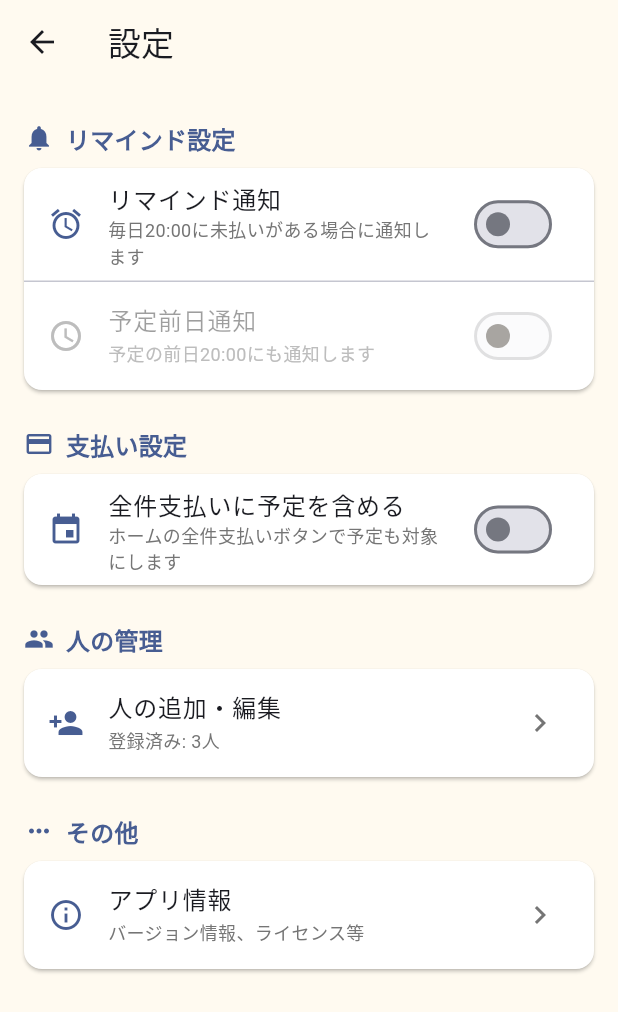
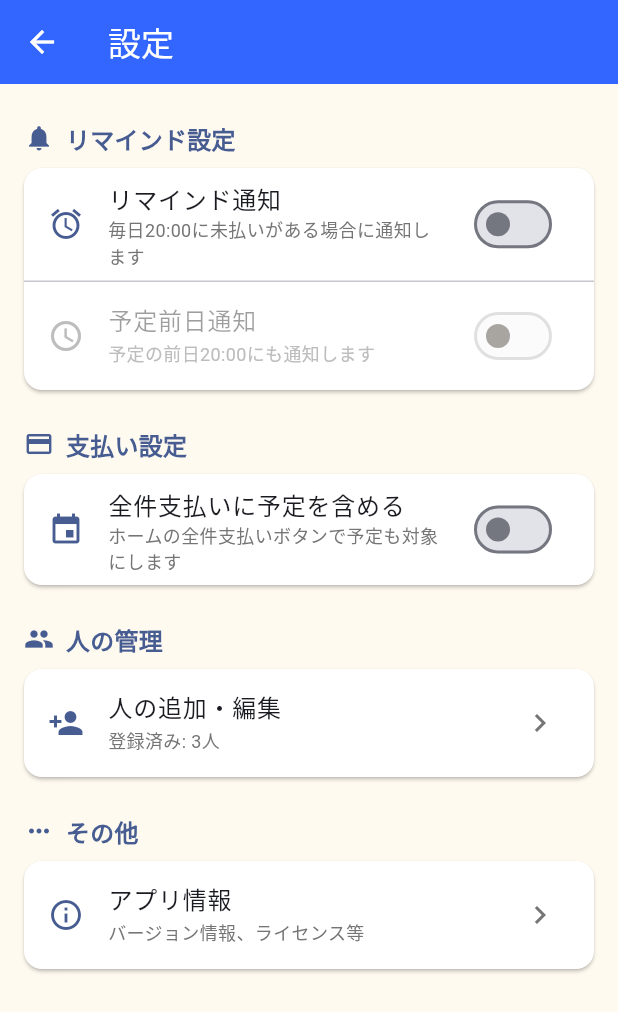
Before and after one commit to N-plus/PaymentCalendar, a Flutter app: the screen it shows after launch, after a tap on the "settings" icon, on a phone screen of 412 x 824 dp. Shown: the top 1012 px of the screen. Run offline on Flutter 3.47's test engine with Material 3 defaults, Android fonts, the phone set to English and light mode, and no system bars; our stand-ins replace flutter_local_notifications, flutter_riverpod, image_picker, timezone.

Commit message:
Update app bar colors to brand blue

```diff
--- a/lib/screens/home/home_screen.dart
+++ b/lib/screens/home/home_screen.dart
@@ -30,8 +30,8 @@ class HomeScreen extends ConsumerWidget {
       backgroundColor: colorScheme.surface.withOpacityValue(0.3),
       appBar: AppBar(
         title: const Text('ホーム'),
-        backgroundColor: colorScheme.surface,
-        foregroundColor: colorScheme.onSurface,
+        backgroundColor: const Color(0xFF3366FF),
+        foregroundColor: Colors.white,
         elevation: 0,
         actions: [
           IconButton(
--- a/lib/screens/settings/settings_screen.dart
+++ b/lib/screens/settings/settings_screen.dart
@@ -18,8 +18,8 @@ class SettingsScreen extends ConsumerWidget {
       appBar: AppBar(
         title: const Text('設定'),
         elevation: 0,
-        backgroundColor: Theme.of(context).scaffoldBackgroundColor,
-        foregroundColor: Theme.of(context).colorScheme.onSurface,
+        backgroundColor: const Color(0xFF3366FF),
+        foregroundColor: Colors.white,
       ),
       body: ListView(
         padding: EdgeInsets.zero,
--- a/lib/screens/unpaid/unpaid_screen.dart
+++ b/lib/screens/unpaid/unpaid_screen.dart
@@ -72,8 +72,8 @@ class _UnpaidScreenState extends ConsumerState<UnpaidScreen> {
       backgroundColor: const Color(0xFFFFFAF0),
       appBar: AppBar(
         title: const Text('未払い一覧'),
-        backgroundColor: Colors.white,
-        foregroundColor: Colors.black87,
+        backgroundColor: const Color(0xFF3366FF),
+        foregroundColor: Colors.white,
         elevation: 0,
       ),
       body: Column(
```
